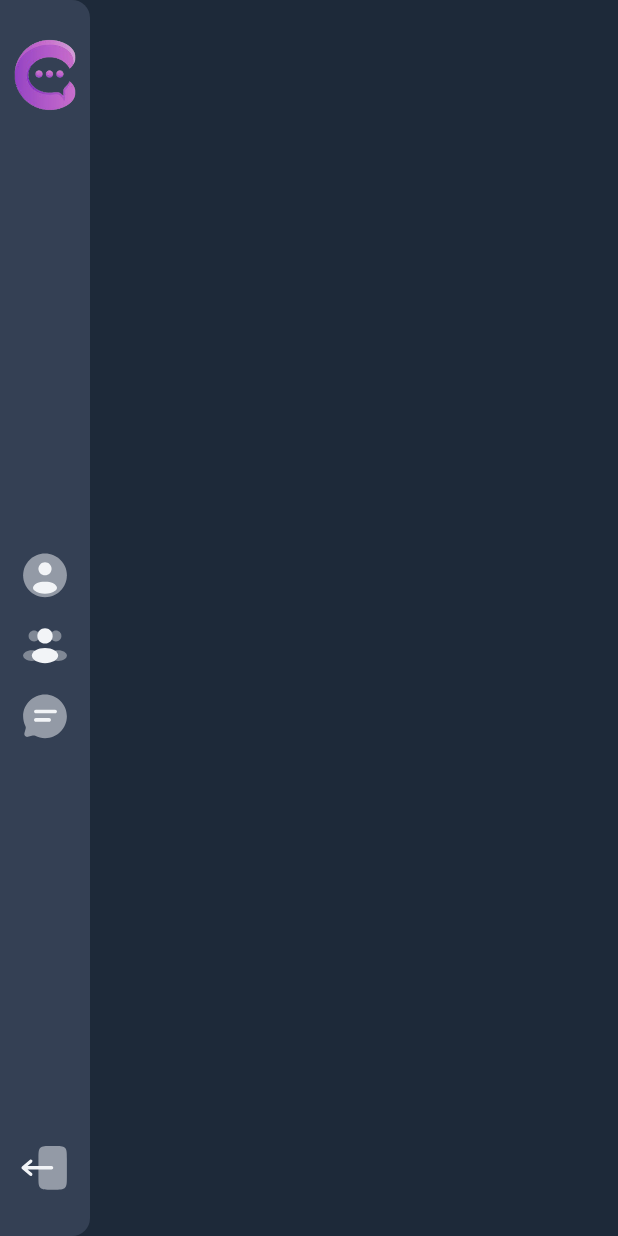
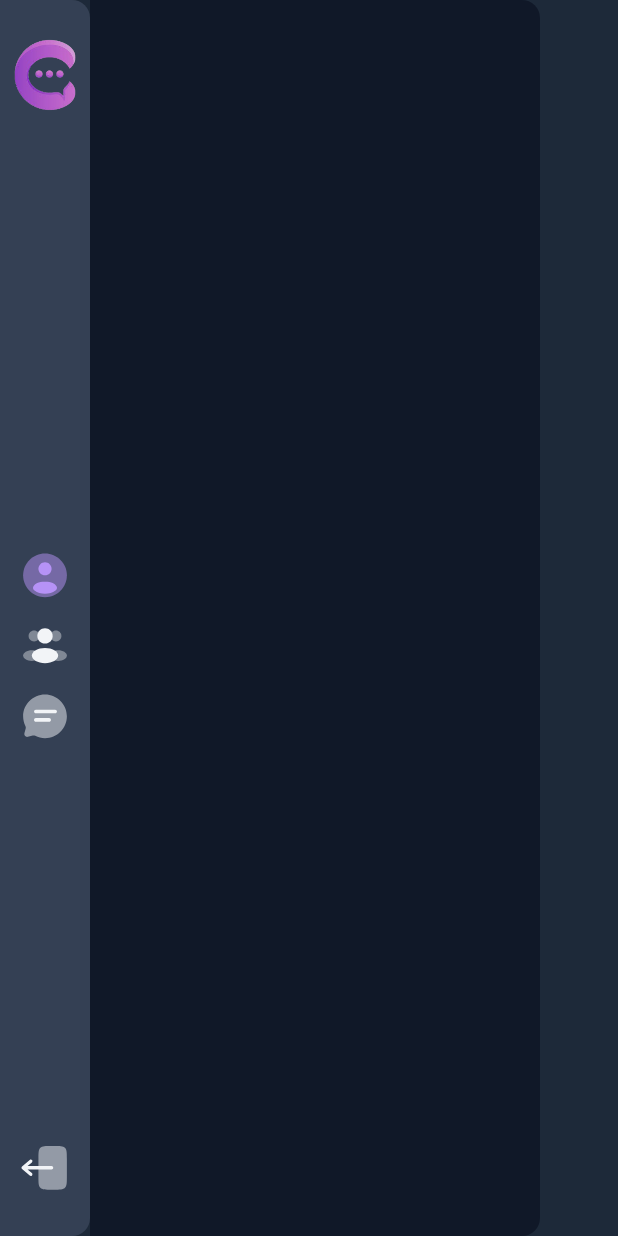
Before and after one commit to RaminBgrn/websocket_client_flutter, a Flutter app: the HomeScreen screen opened by its route, on a phone screen of 412 x 824 dp. Run offline on Flutter 3.47's test engine with Material 3 defaults, Android fonts, the phone set to English and light mode, and no system bars; our stand-ins replace flutter_svg, gap, get, google_fonts, loading_indicator, responsive_framework and 2 more; missing offline and left inert: http4; accounts and stored records are empty.

Commit message:
side menu item has been created

```diff
--- /dev/null
+++ b/lib/features/home/enum/page_enum.dart
@@ -0,0 +1 @@
+enum PageEnums { profile, allUsers, allChats, logout }
--- a/lib/features/home/view/home_screen.dart
+++ b/lib/features/home/view/home_screen.dart
@@ -1,5 +1,6 @@
 import 'package:flutter/material.dart';
 import 'package:websocket_client_flutter/features/home/widgets/desktop_menu.dart';
+import 'package:websocket_client_flutter/features/home/widgets/menu_content.dart';
 
 class HomeScreen extends StatelessWidget {
   const HomeScreen({super.key});
@@ -10,6 +11,7 @@ class HomeScreen extends StatelessWidget {
         body: Row(
       children: [
         DesktopMenu(),
+        MenuContent(),
       ],
     ));
   }
--- a/lib/features/home/viewModel/home_view_model.dart
+++ b/lib/features/home/viewModel/home_view_model.dart
@@ -1,3 +1,13 @@
 import 'package:get/get.dart';
+import 'package:websocket_client_flutter/features/home/enum/page_enum.dart';
 
-class HomeViewModel extends GetxController {}
+class HomeViewModel extends GetxController {
+  PageEnums _currentPage = PageEnums.profile;
+  PageEnums get getCurrentPage => _currentPage;
+
+
+  void onMenuItemSelect(PageEnums page){
+    _currentPage = page;
+    update();
+  }
+}
--- a/lib/features/home/widgets/desktop_menu.dart
+++ b/lib/features/home/widgets/desktop_menu.dart
@@ -1,10 +1,13 @@
 import 'package:flutter/material.dart';
 import 'package:gap/gap.dart';
+import 'package:get/get.dart';
 import 'package:websocket_client_flutter/constant/color_palette.dart';
+import 'package:websocket_client_flutter/features/home/enum/page_enum.dart';
+import 'package:websocket_client_flutter/features/home/viewModel/home_view_model.dart';
 import 'package:websocket_client_flutter/features/home/widgets/menu_item.dart';
 import 'package:websocket_client_flutter/gen/assets.gen.dart';
 
-class DesktopMenu extends StatelessWidget {
+class DesktopMenu extends GetView<HomeViewModel> {
   const DesktopMenu({super.key});
 
   @override
@@ -32,25 +35,39 @@ class DesktopMenu extends StatelessWidget {
               mainAxisAlignment: MainAxisAlignment.center,
               children: [
                 MenuItem(
-                  onTap: () {},
+                  onTap: () {
+                    controller.onMenuItemSelect(PageEnums.profile);
+                  },
+                  homeViewController: controller,
                   icon: Assets.svgs.profile.path,
+                  selectedPage: PageEnums.profile,
                 ),
                 const Gap(12),
                 MenuItem(
-                  onTap: () {},
+                  onTap: () {
+                    controller.onMenuItemSelect(PageEnums.allUsers);
+                  },
+                  homeViewController: controller,
                   icon: Assets.svgs.allUsers.path,
+                  selectedPage: PageEnums.allUsers,
                 ),
                 const Gap(12),
                 MenuItem(
-                  onTap: () {},
+                  onTap: () {
+                    controller.onMenuItemSelect(PageEnums.allChats);
+                  },
+                  homeViewController: controller,
                   icon: Assets.svgs.chats.path,
+                  selectedPage: PageEnums.allChats,
                 ),
               ],
             ),
           ),
           MenuItem(
             onTap: () {},
+            homeViewController: controller,
             icon: Assets.svgs.logout.path,
+            selectedPage: PageEnums.logout,
           ),
           const Gap(28),
         ],
--- /dev/null
+++ b/lib/features/home/widgets/menu_content.dart
@@ -0,0 +1,27 @@
+import 'package:flutter/material.dart';
+import 'package:websocket_client_flutter/constant/color_palette.dart';
+
+class MenuContent extends StatelessWidget {
+  const MenuContent({super.key});
+
+  @override
+  Widget build(BuildContext context) {
+    return AnimatedContainer(
+      duration: const Duration(milliseconds: 400),
+      width: MediaQuery.sizeOf(context).width * 0.2,
+      constraints: BoxConstraints(
+        maxHeight: MediaQuery.sizeOf(context).height,
+        minHeight: MediaQuery.sizeOf(context).height,
+        maxWidth: 400,
+        minWidth: 300,
+      ),
+      decoration: BoxDecoration(
+        color: ColorPalette.myGrey[900]!,
+        borderRadius: const BorderRadius.only(
+          topRight: Radius.circular(12),
+          bottomRight: Radius.circular(12),
+        ),
+      ),
+    );
+  }
+}
--- a/lib/features/home/widgets/menu_item.dart
+++ b/lib/features/home/widgets/menu_item.dart
@@ -1,12 +1,22 @@
 import 'package:flutter/material.dart';
 import 'package:flutter_svg/svg.dart';
+import 'package:get/get.dart';
 import 'package:websocket_client_flutter/constant/color_palette.dart';
+import 'package:websocket_client_flutter/features/home/enum/page_enum.dart';
+import 'package:websocket_client_flutter/features/home/viewModel/home_view_model.dart';
 
 class MenuItem extends StatefulWidget {
   final VoidCallback onTap;
+  final PageEnums selectedPage;
   final String icon;
+  final HomeViewModel homeViewController;
 
-  const MenuItem({required this.onTap, required this.icon, super.key});
+  const MenuItem(
+      {required this.selectedPage,
+      required this.onTap,
+      required this.icon,
+      required this.homeViewController,
+      super.key});
 
   @override
   State<MenuItem> createState() => _MenuItemState();
@@ -17,7 +27,9 @@ class _MenuItemState extends State<MenuItem> {
 
   @override
   void initState() {
-    iconColor = ColorPalette.myGrey[100]!;
+    iconColor = widget.homeViewController.getCurrentPage == widget.selectedPage
+        ? ColorPalette.myPurple[400]!
+        : ColorPalette.myGrey[100]!;
     super.initState();
   }
 
@@ -29,7 +41,7 @@ class _MenuItemState extends State<MenuItem> {
         cursor: SystemMouseCursors.click,
         onEnter: (_) {
           setState(() {
-            iconColor = ColorPalette.myPurple[300]!;
+            iconColor = ColorPalette.myPurple[400]!;
           });
         },
         onExit: (_) {
@@ -37,7 +49,12 @@ class _MenuItemState extends State<MenuItem> {
             iconColor = ColorPalette.myGrey[100]!;
           });
         },
-        child: SvgPicture.asset(
+        child: GetBuilder<HomeViewModel>(builder: (ctl) {
+          iconColor =
+              widget.homeViewController.getCurrentPage == widget.selectedPage
+                  ? ColorPalette.myPurple[400]!
+                  : ColorPalette.myGrey[100]!;
+          return SvgPicture.asset(
             widget.icon,
             width: 35,
             height: 35,
@@ -45,7 +62,8 @@ class _MenuItemState extends State<MenuItem> {
               iconColor,
               BlendMode.srcIn,
             ),
-        ),
+          );
+        }),
       ),
     );
   }
--- a/lib/main.dart
+++ b/lib/main.dart
@@ -1,6 +1,7 @@
 import 'package:flutter/material.dart';
 import 'package:get/get.dart';
 import 'package:http4/http4.dart';
+import 'package:responsive_framework/responsive_framework.dart';
 import 'package:websocket_client_flutter/constant/color_palette.dart';
 import 'package:websocket_client_flutter/routes/route_path.dart';
 import 'package:websocket_client_flutter/routes/routings.dart';
@@ -20,6 +21,15 @@ class MyApp extends StatelessWidget {
     return GetMaterialApp(
       title: 'Chatify',
       debugShowCheckedModeBanner: false,
+      builder: (context, child) => ResponsiveBreakpoints.builder(
+        child: child!,
+        breakpoints: [
+          const Breakpoint(start: 0, end: 450, name: MOBILE),
+          const Breakpoint(start: 451, end: 800, name: TABLET),
+          const Breakpoint(start: 801, end: 1920, name: DESKTOP),
+          const Breakpoint(start: 1921, end: double.infinity, name: '4K'),
+        ],
+      ),
       theme: ThemeData(
         colorScheme: ColorScheme.fromSeed(seedColor: Colors.deepPurple),
         scaffoldBackgroundColor: ColorPalette.myGrey[800],
--- a/pubspec.yaml
+++ b/pubspec.yaml
@@ -43,6 +43,7 @@ dependencies:
   loading_indicator: ^3.1.1
   shared_preferences: ^2.3.3
   gap: ^3.0.1
+  responsive_framework: ^1.5.1
 
 dev_dependencies:
   flutter_test:
```
Also changed, not shown: pubspec.lock. Lines whose indentation alone changed are shown as unchanged.
